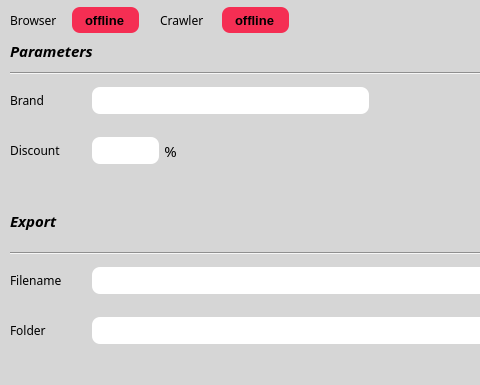
Before: the Qt Designer form gui/ui_resources/atcrawl_crawler_ui.ui in kosazna/atcrawl, drawn with Qt 5; both pictures show x 0 to 480 and y 95 to 480 of the 780 by 480 pixel window.
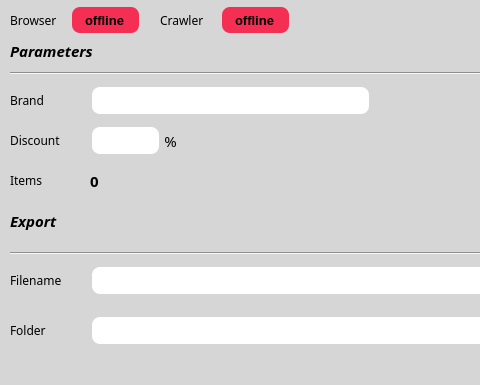
After: the same form once the commit is applied.

```diff
--- a/gui/ui_resources/atcrawl_crawler_ui.ui
+++ b/gui/ui_resources/atcrawl_crawler_ui.ui
@@ -248,7 +248,7 @@
     <property name="geometry">
      <rect>
       <x>10</x>
-      <y>230</y>
+      <y>220</y>
       <width>71</width>
       <height>31</height>
      </rect>
@@ -273,7 +273,7 @@
     <property name="geometry">
      <rect>
       <x>90</x>
-      <y>230</y>
+      <y>220</y>
       <width>71</width>
       <height>31</height>
      </rect>
@@ -299,7 +299,7 @@
     <property name="geometry">
      <rect>
       <x>160</x>
-      <y>230</y>
+      <y>220</y>
       <width>21</width>
       <height>31</height>
      </rect>
@@ -809,6 +809,56 @@
      <string>Crawler</string>
     </property>
    </widget>
+   <widget class="QLabel" name="label_items">
+    <property name="geometry">
+     <rect>
+      <x>10</x>
+      <y>260</y>
+      <width>71</width>
+      <height>31</height>
+     </rect>
+    </property>
+    <property name="font">
+     <font>
+      <family>Century Gothic</family>
+      <pointsize>9</pointsize>
+      <weight>50</weight>
+      <italic>false</italic>
+      <bold>false</bold>
+     </font>
+    </property>
+    <property name="styleSheet">
+     <string notr="true"/>
+    </property>
+    <property name="text">
+     <string>Items</string>
+    </property>
+   </widget>
+   <widget class="QLabel" name="count_items">
+    <property name="geometry">
+     <rect>
+      <x>90</x>
+      <y>260</y>
+      <width>81</width>
+      <height>31</height>
+     </rect>
+    </property>
+    <property name="font">
+     <font>
+      <family>Century Gothic</family>
+      <pointsize>11</pointsize>
+      <weight>75</weight>
+      <italic>false</italic>
+      <bold>true</bold>
+     </font>
+    </property>
+    <property name="styleSheet">
+     <string notr="true"/>
+    </property>
+    <property name="text">
+     <string>0</string>
+    </property>
+   </widget>
   </widget>
   <widget class="QStatusBar" name="statusbar"/>
  </widget>
```
